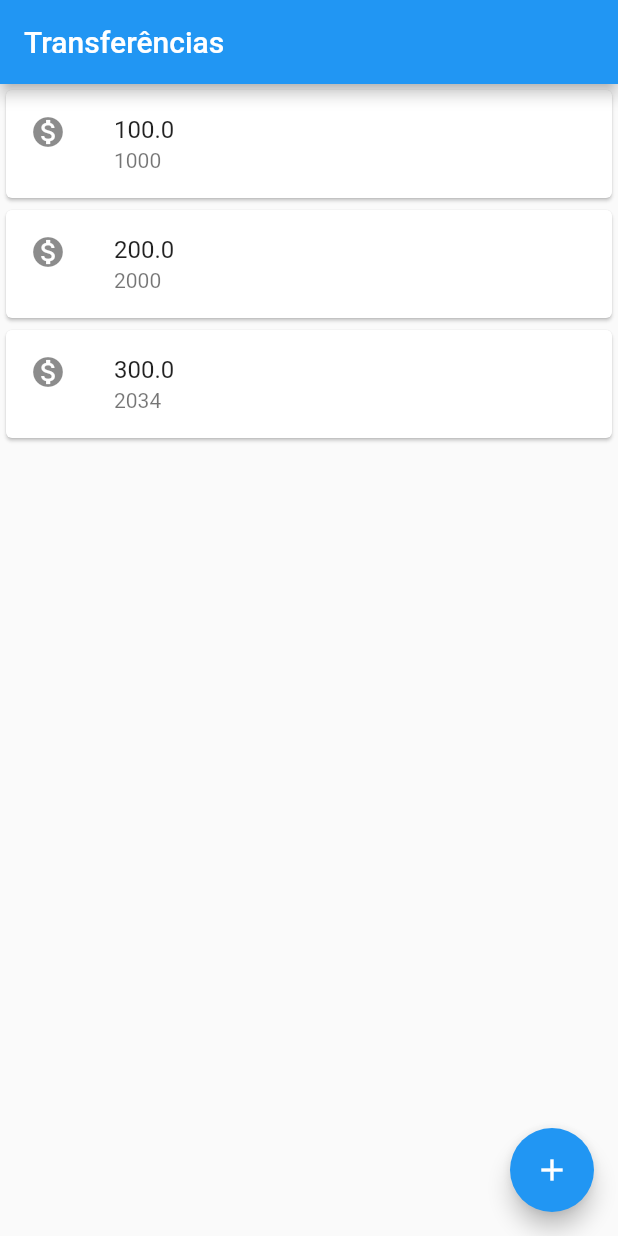
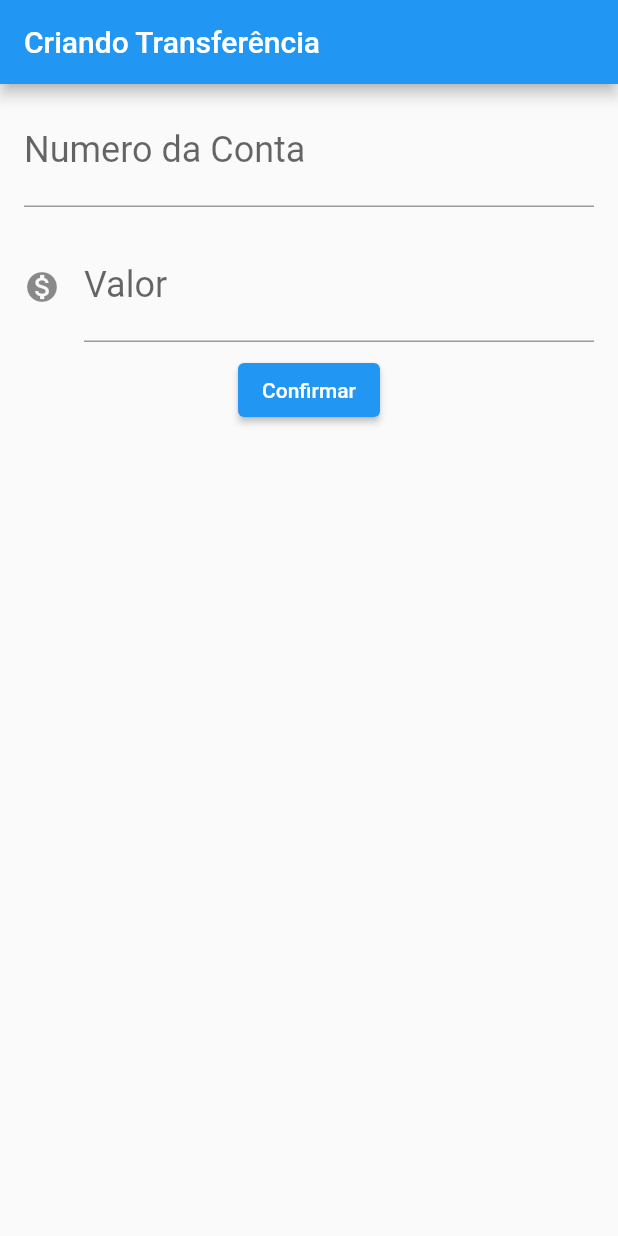
Before and after one commit to farinaceos/bytebank, a Flutter app: the screen it shows after launch, on a phone screen of 412 x 824 dp. Run offline on Flutter 3.47's test engine with Material 2 defaults, Android fonts, the phone set to English and light mode, and no system bars.

Commit message:
Refatoração do código && Introdução da Widget Transferência

```diff
--- a/lib/main.dart
+++ b/lib/main.dart
@@ -1,28 +1,100 @@
 import 'package:flutter/material.dart';
 
 void main() {
-  runApp(MaterialApp(
+  runApp(BytebankApp());
+}
+
+class BytebankApp extends StatelessWidget{
+  @override
+  Widget build(BuildContext context) {
+    return MaterialApp(
       home: Scaffold(
-      body:ListaTransferencias(),
-      appBar: AppBar(title: Text('Transferências'),),
-      floatingActionButton: FloatingActionButton(
-        onPressed: () {  },
-        child: Icon(Icons.add),
+        body: FormularioTransferencia(),
       ),
+    );
+  }
+}
+
+
+class FormularioTransferencia extends StatelessWidget{
+
+  final TextEditingController _controladorCampoNumeroConta = TextEditingController();
+  final TextEditingController _controladorCampoValor = TextEditingController();
+
+  @override
+  Widget build(BuildContext context){
+    return Scaffold(
+      appBar: AppBar(title: Text('Criando Transferência'),),
+        body: Column(
+          children: [
+            Padding(
+              padding: const EdgeInsets.fromLTRB(16.0,8.0,16.0,8.0),
+              child: TextField(
+                controller: _controladorCampoNumeroConta,
+                style: TextStyle(
+                  fontSize: 24.0
+                ),
+                decoration: InputDecoration(
+                labelText: 'Numero da Conta',
+                hintText: '0000'
+              ),
+                keyboardType: TextInputType.number,
+              ),
+            ), Padding(
+              padding: const EdgeInsets.fromLTRB(16.0,8.0,16.0,8.0),
+              child: TextField(
+                controller: _controladorCampoValor,
+                style: TextStyle(
+                  fontSize: 24.0
+                ),
+                decoration: InputDecoration(
+                  icon: Icon(Icons.monetization_on),
+                labelText: 'Valor',
+                hintText: '0.00'
+              ),
+                keyboardType: TextInputType.number,
+              ),
+            ),
+            ElevatedButton(onPressed: (){
+              debugPrint('Clicou no Confirmar');
+             final int? numeroConta = int.tryParse(_controladorCampoNumeroConta.text);
+             final double? valor = double.tryParse(_controladorCampoValor.text);
+             if(numeroConta != null && valor != null){
+               final transferenciaCriada = Transferencia(valor,numeroConta);
+                   debugPrint('$transferenciaCriada');
+             }
+
+            },
+                child: Text('Confirmar')
             )
-  ));
+
+
+          ],
+        )
+    );
   }
+}
+
+
 
 class ListaTransferencias extends StatelessWidget{
   @override
   Widget build(BuildContext context) {
-    return Column(
+    return Scaffold(
+        appBar: AppBar(
+          title: Text('Transferências')
+        ),
+      body: Column(
         children: [
           ItemTransferencia(Transferencia(100.0,1000)),
           ItemTransferencia(Transferencia(200.0,2000)),
           ItemTransferencia(Transferencia(300.0,2034)),
         ],
-    );
+      ),
+    floatingActionButton: FloatingActionButton(
+    onPressed: () {  },
+    child: Icon(Icons.add),
+    ));
 
   }
 
@@ -52,4 +124,9 @@ class Transferencia {
   final int numeroConta;
 
   Transferencia(this.valor, this.numeroConta);
+
+  @override
+  String toString() {
+    return 'Transferencia{valor: $valor, numeroConta: $numeroConta}';
   }
+}
```
Lines whose indentation alone changed are shown as unchanged.
